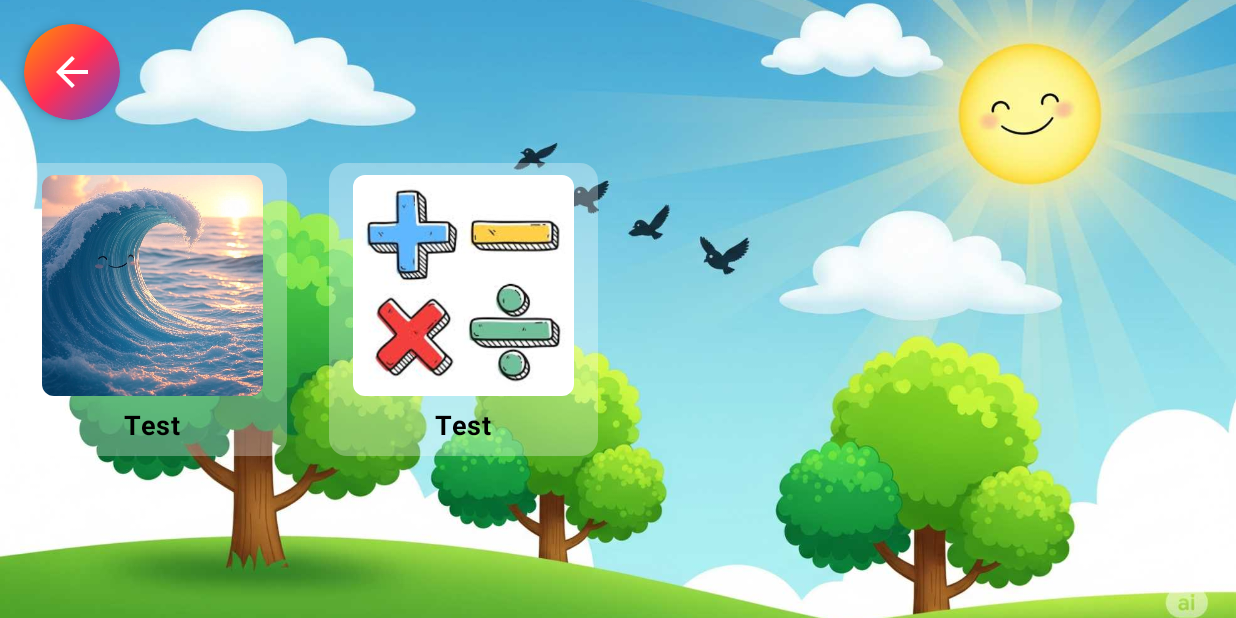
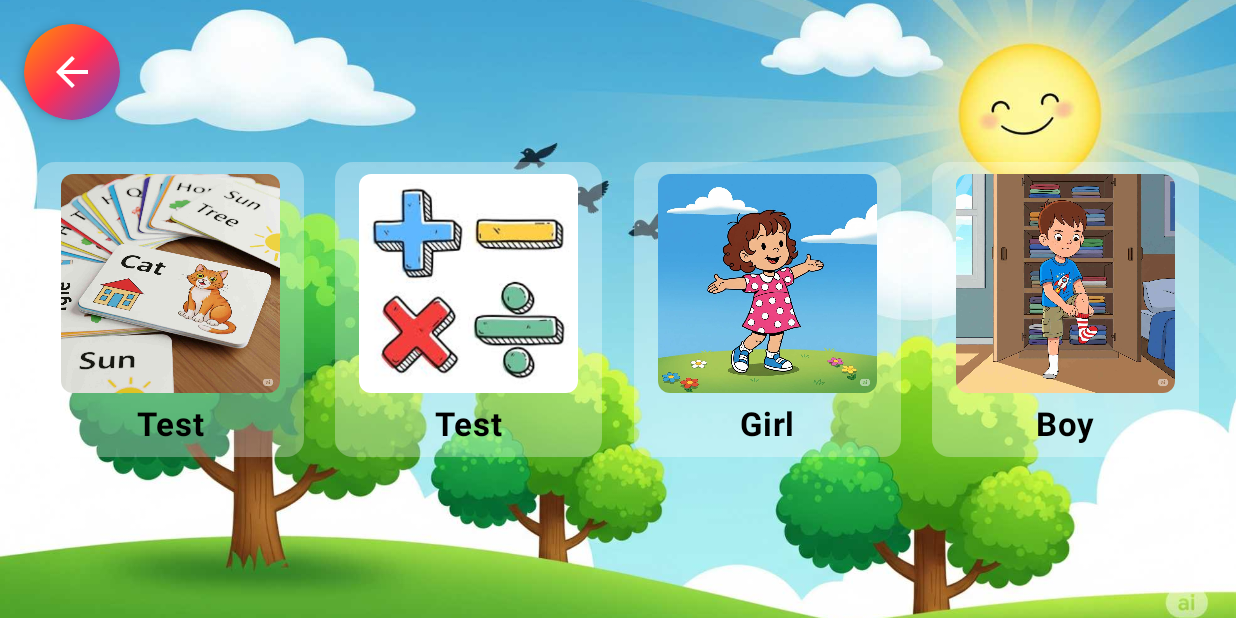
Before and after one commit to sarbajitsaha/Hackathon-MD, an Android app built with Jetpack Compose: the learning screen opened through its navigation route, on a phone screen of 824 x 412 dp (held sideways). Run offline under Robolectric (Android 15) with nearby library versions, the phone set to English and light mode, and no system bars.

Commit message:
1. Updated LearningScreen.kt and FlashCards.kt 2. Added corresponding navigation 3. Added related images

```diff
--- a/app/src/main/java/com/coredumped/project/ui/LearningScreen.kt
+++ b/app/src/main/java/com/coredumped/project/ui/LearningScreen.kt
@@ -5,20 +5,22 @@ import androidx.compose.foundation.background
 import androidx.compose.foundation.clickable
 import androidx.compose.foundation.layout.Arrangement
 import androidx.compose.foundation.layout.Box
-import androidx.compose.foundation.layout.PaddingValues
+import androidx.compose.foundation.layout.Column
+import androidx.compose.foundation.layout.Row
+import androidx.compose.foundation.layout.Spacer
+import androidx.compose.foundation.layout.aspectRatio
 import androidx.compose.foundation.layout.fillMaxSize
+import androidx.compose.foundation.layout.fillMaxWidth
+import androidx.compose.foundation.layout.height
 import androidx.compose.foundation.layout.padding
 import androidx.compose.foundation.layout.size
-import androidx.compose.foundation.lazy.grid.GridCells
-import androidx.compose.foundation.lazy.grid.LazyVerticalGrid
+import androidx.compose.foundation.layout.width
 import androidx.compose.foundation.shape.CircleShape
 import androidx.compose.foundation.shape.RoundedCornerShape
 import androidx.compose.material.icons.Icons
 import androidx.compose.material.icons.filled.ArrowBack
-import androidx.compose.material3.Card
-import androidx.compose.material3.CardDefaults
-import androidx.compose.material3.FloatingActionButton
 import androidx.compose.material3.Icon
+import androidx.compose.material3.Text
 import androidx.compose.runtime.Composable
 import androidx.compose.ui.Alignment
 import androidx.compose.ui.Modifier
@@ -27,15 +29,59 @@ import androidx.compose.ui.draw.shadow
 import androidx.compose.ui.graphics.Brush
 import androidx.compose.ui.graphics.Color
 import androidx.compose.ui.layout.ContentScale
+import androidx.compose.ui.platform.LocalConfiguration
 import androidx.compose.ui.res.painterResource
-import androidx.compose.ui.tooling.preview.Preview
+import androidx.compose.ui.res.stringResource
+import androidx.compose.ui.text.font.FontWeight
+import androidx.compose.ui.text.style.TextAlign
+import androidx.compose.ui.text.style.TextOverflow
 import androidx.compose.ui.unit.dp
+import androidx.compose.ui.unit.sp
 import androidx.navigation.NavController
-import androidx.navigation.compose.rememberNavController
 import com.coredumped.project.R
+import kotlin.math.min as mathMin
+
+// Data class for category information
+data class CategoryDataLearning(
+    val text: String,
+    val imageResId: Int,
+    val color: Color,
+    val route: String
+)
 
 @Composable
 fun LearningScreen(navController: NavController) {
+    val configuration = LocalConfiguration.current
+    val screenWidth = configuration.screenWidthDp
+    val screenHeight = configuration.screenHeightDp
+
+    val categories = listOf(
+        CategoryDataLearning(
+            text = "Flashcards",
+            imageResId = R.drawable.flashcard,
+            color = Color.Blue,
+            route = "flashcards"
+        ),
+        CategoryDataLearning(
+            text = "Simple Maths",
+            imageResId = R.drawable.simple_maths,
+            color = Color.Green,
+            route = "simple_maths"
+        ),
+        CategoryDataLearning(
+            text = "Girl",
+            imageResId = R.drawable.girl,
+            color = Color.Blue,
+            route = "" // Empty route means disabled
+        ),
+        CategoryDataLearning(
+            text = "Boy",
+            imageResId = R.drawable.boy,
+            color = Color.Cyan,
+            route = "" // Empty route means disabled
+        )
+    )
+
     Box(modifier = Modifier.fillMaxSize()) {
         Image(
             painter = painterResource(id = R.drawable.homescreen),
@@ -44,46 +90,44 @@ fun LearningScreen(navController: NavController) {
             contentScale = ContentScale.Crop
         )
 
-        LazyVerticalGrid(
-            columns = GridCells.Fixed(4),
+        // Single horizontal row with responsive spacing
+        Row(
             modifier = Modifier
                 .fillMaxSize()
-                .padding(8.dp),
-            verticalArrangement = Arrangement.spacedBy(20.dp, alignment = Alignment.CenterVertically), // Vertical spacing between items
-            horizontalArrangement = Arrangement.spacedBy(20.dp, alignment = Alignment.CenterHorizontally), // Horizontal spacing between items
-            contentPadding = PaddingValues(0.dp) // Padding inside the grid content
+                .padding(horizontal = 8.dp),
+            horizontalArrangement = Arrangement.SpaceEvenly,
+            verticalAlignment = Alignment.CenterVertically
         ) {
-            item {
-                CategoryItem(
-                    text = "Flashcards",
-                    imageResId = R.drawable.fluid,
-                    color = Color.Blue,
-                    onClick = { navController.navigate("fluid_simulation") }
-                )
-            }
-            item {
-                CategoryItem(
-                    text = "Maths",
-                    imageResId = R.drawable.simple_maths,
-                    color = Color.Blue,
-                    onClick = { navController.navigate("simple_maths") }
+            categories.forEach { category ->
+                CategoryItemLearning(
+                    text = category.text,
+                    imageResId = category.imageResId,
+                    color = category.color,
+                    onClick = {
+                        if (category.route.isNotEmpty()) {
+                            navController.navigate(category.route)
+                        }
+                    },
+                    itemCount = categories.size
                 )
             }
         }
 
-        // Colorful back button in the top left corner
+        // Responsive back button
+        val backButtonSize = mathMin(64f, screenWidth * 0.12f).dp
+
         Box(
             modifier = Modifier
                 .padding(16.dp)
-                .size(64.dp)
+                .size(backButtonSize)
                 .shadow(4.dp, CircleShape)
                 .clip(CircleShape)
                 .background(
                     brush = Brush.linearGradient(
                         colors = listOf(
-                            Color(0xFFFF9500),  // Orange
-                            Color(0xFFFF2D55),  // Pink
-                            Color(0xFF5856D6)   // Purple
+                            Color(0xFFFF9500),
+                            Color(0xFFFF2D55),
+                            Color(0xFF5856D6)
                         )
                     )
                 )
@@ -95,8 +139,76 @@ fun LearningScreen(navController: NavController) {
                 imageVector = Icons.Default.ArrowBack,
                 contentDescription = "Back",
                 tint = Color.White,
-                modifier = Modifier.size(32.dp)
+                modifier = Modifier.size(mathMin(32f, screenWidth * 0.06f).dp)
             )
         }
     }
 }
+
+@Composable
+fun CategoryItemLearning(
+    text: String,
+    imageResId: Int,
+    color: Color,
+    onClick: () -> Unit,
+    itemCount: Int = 4 // Default to 4 items
+) {
+    val configuration = LocalConfiguration.current
+    val screenWidth = configuration.screenWidthDp
+
+    // Calculate available width per item (accounting for padding)
+    val availableWidthPerItem = (screenWidth - (16 * (itemCount + 1))) / itemCount
+
+    // Calculate responsive font size based on available width
+    val fontSize = mathMin(22f, availableWidthPerItem * 0.15f).sp
+
+    Column(
+        modifier = Modifier
+            .width((availableWidthPerItem).dp)
+            .padding(4.dp)
+            .clip(RoundedCornerShape(12.dp))
+            .background(Color.White.copy(alpha = 0.3f))
+            .clickable(onClick = onClick)
+            .padding(8.dp),
+        horizontalAlignment = Alignment.CenterHorizontally,
+        verticalArrangement = Arrangement.Center
+    ) {
+        // Image takes maximum possible space
+        Image(
+            painter = painterResource(id = imageResId),
+            contentDescription = null,
+            modifier = Modifier
+                .fillMaxWidth(0.9f)
+                .aspectRatio(1f) // Keep image square
+                .clip(RoundedCornerShape(8.dp)),
+            contentScale = ContentScale.Crop
+        )
+
+        Spacer(modifier = Modifier.height(8.dp))
+
+        // Text with adaptive size and overflow handling
+        Text(
+            text = stringResource(id = getLabelRes(text)),
+            fontWeight = FontWeight.Bold,
+            fontSize = fontSize,
+            color = Color.Black,
+            textAlign = TextAlign.Center,
+            maxLines = 3,
+            overflow = TextOverflow.Ellipsis,
+            modifier = Modifier
+                .fillMaxWidth()
+                .padding(horizontal = 2.dp)
+        )
+    }
+}
+
+// Helper unchanged
+private fun getLabelRes(text: String): Int {
+    return when (text) {
+        "Brush" -> R.string.activity_brush
+        "HandWash" -> R.string.activity_handwash
+        "Girl" -> R.string.activity_girl
+        "Boy" -> R.string.activity_boy
+        else -> R.string.test // Fallback
+    }
+}
```
Also changed, not shown: app/src/main/java/com/coredumped/project/AppNavigation.kt (+7 -0 lines), app/src/main/java/com/coredumped/project/learning/FlashCards.kt (+214 -1 lines), app/src/main/res/drawable-nodpi/book.jpg (added), app/src/main/res/drawable-nodpi/bus.jpg (added), app/src/main/res/drawable-nodpi/calm_audio.jpg, app/src/main/res/drawable-nodpi/flashcard.jpg (added), app/src/main/res/drawable-nodpi/mango.jpg (added), app/src/main/res/drawable-nodpi/tiger.jpg (added).
